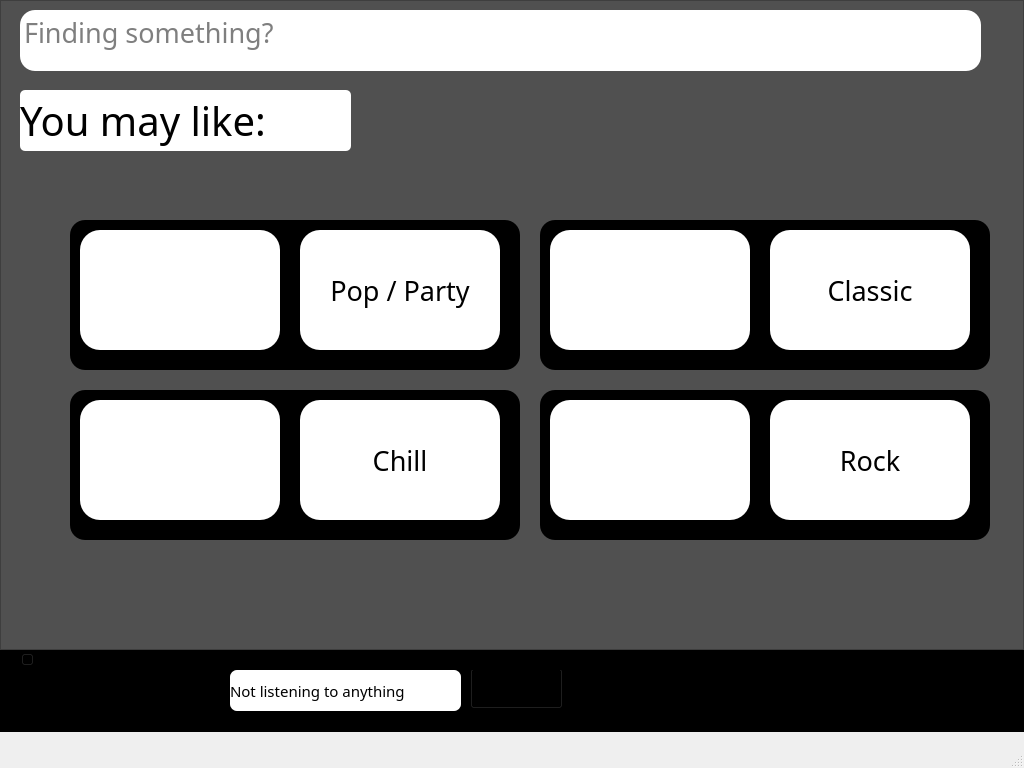
DoMinhTuong/python-app, file ui/mainmenu.ui: the form before one commit.
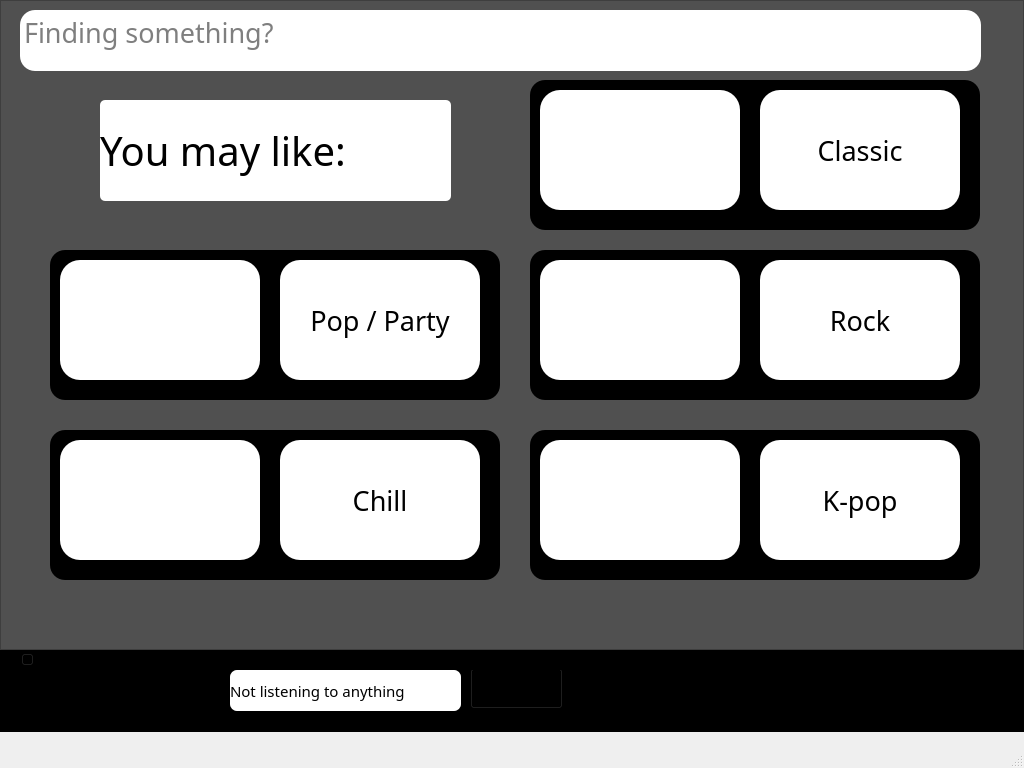
The form after the commit. The open tabs and pages were chosen to show the change. Icons and pictures are not drawn.

Commit message: Main menu

```diff
--- a/ui/mainmenu.ui
+++ b/ui/mainmenu.ui
@@ -581,10 +581,10 @@
       <widget class="QLabel" name="label_4">
        <property name="geometry">
         <rect>
-         <x>20</x>
-         <y>90</y>
-         <width>331</width>
-         <height>61</height>
+         <x>100</x>
+         <y>100</y>
+         <width>351</width>
+         <height>101</height>
         </rect>
        </property>
        <property name="font">
@@ -604,8 +604,8 @@
       <widget class="QFrame" name="frame_5">
        <property name="geometry">
         <rect>
-         <x>70</x>
-         <y>220</y>
+         <x>50</x>
+         <y>250</y>
          <width>450</width>
          <height>150</height>
         </rect>
@@ -676,8 +676,8 @@
       <widget class="QFrame" name="frame_6">
        <property name="geometry">
         <rect>
-         <x>540</x>
-         <y>220</y>
+         <x>530</x>
+         <y>80</y>
          <width>450</width>
          <height>150</height>
         </rect>
@@ -748,8 +748,8 @@
       <widget class="QFrame" name="frame_7">
        <property name="geometry">
         <rect>
-         <x>70</x>
-         <y>390</y>
+         <x>50</x>
+         <y>430</y>
          <width>450</width>
          <height>150</height>
         </rect>
@@ -820,8 +820,8 @@
       <widget class="QFrame" name="frame_8">
        <property name="geometry">
         <rect>
-         <x>540</x>
-         <y>390</y>
+         <x>530</x>
+         <y>250</y>
          <width>450</width>
          <height>150</height>
         </rect>
@@ -889,6 +889,78 @@
         </property>
        </widget>
       </widget>
+      <widget class="QFrame" name="frame_16">
+       <property name="geometry">
+        <rect>
+         <x>530</x>
+         <y>430</y>
+         <width>450</width>
+         <height>150</height>
+        </rect>
+       </property>
+       <property name="styleSheet">
+        <string notr="true">background-color:rgb(0, 0, 0);
+border-radius:15px;</string>
+       </property>
+       <property name="frameShape">
+        <enum>QFrame::Shape::StyledPanel</enum>
+       </property>
+       <property name="frameShadow">
+        <enum>QFrame::Shadow::Raised</enum>
+       </property>
+       <widget class="QLabel" name="label_15">
+        <property name="geometry">
+         <rect>
+          <x>10</x>
+          <y>10</y>
+          <width>200</width>
+          <height>120</height>
+         </rect>
+        </property>
+        <property name="font">
+         <font>
+          <family>Segoe UI Black</family>
+          <pointsize>30</pointsize>
+         </font>
+        </property>
+        <property name="styleSheet">
+         <string notr="true">background-color:rgb(255, 255, 255);
+border-radius: 20px;</string>
+        </property>
+        <property name="text">
+         <string/>
+        </property>
+        <property name="pixmap">
+         <pixmap>../img/download (4).jpg</pixmap>
+        </property>
+        <property name="scaledContents">
+         <bool>true</bool>
+        </property>
+       </widget>
+       <widget class="QPushButton" name="pushButton_18">
+        <property name="geometry">
+         <rect>
+          <x>230</x>
+          <y>10</y>
+          <width>200</width>
+          <height>120</height>
+         </rect>
+        </property>
+        <property name="font">
+         <font>
+          <family>Segoe UI Black</family>
+          <pointsize>20</pointsize>
+         </font>
+        </property>
+        <property name="styleSheet">
+         <string notr="true">background-color:rgb(255, 255, 255);
+border-radius: 20px;</string>
+        </property>
+        <property name="text">
+         <string>K-pop</string>
+        </property>
+       </widget>
+      </widget>
      </widget>
     </widget>
    </widget>
```
Left out of the diff: 2 changed lines with no effect on the pictures. The commit also changes 1 other file.
